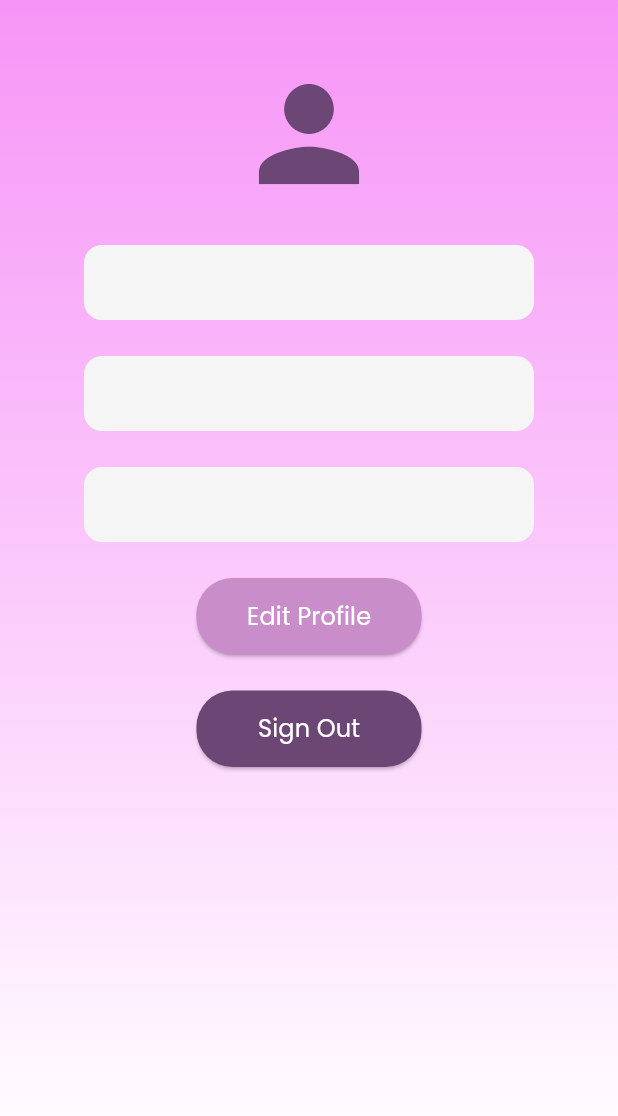
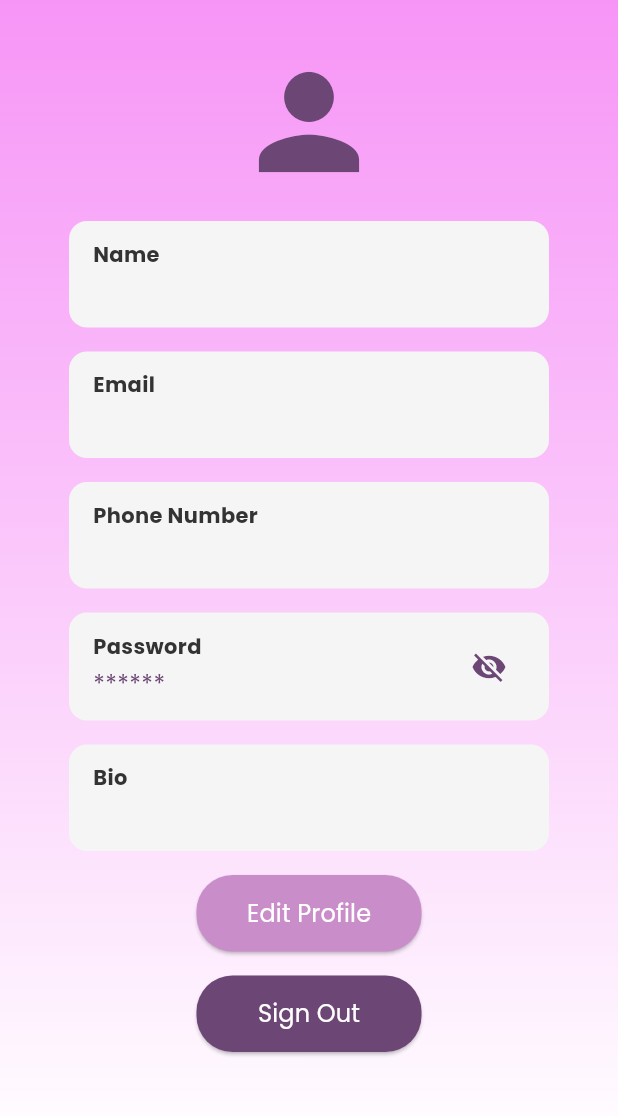
Before and after one commit to miramilhim28/hablar, a Flutter app: the SettingsScreen screen opened directly, on a phone screen of 412 x 824 dp, the part 76-1192 px from its top. Run offline on Flutter 3.47's test engine with Material 3 defaults, Android fonts, the light colour scheme and no system bars; our stand-ins replace cloud_firestore, firebase_auth, firebase_core, firebase_storage, get; missing offline and left inert: confirm_dialog; accounts and stored records are empty.

Commit message:
signup/login auth and fetch data

```diff
--- a/lib/controllers/settings_controller.dart
+++ b/lib/controllers/settings_controller.dart
@@ -1,15 +1,57 @@
 import 'package:get/get.dart';
 import 'package:flutter/material.dart';
+import 'package:cloud_firestore/cloud_firestore.dart';
+import 'package:firebase_auth/firebase_auth.dart';
 import 'package:hablar_clone/models/profile.dart';
 
-class SettingsController extends GetxController{
+class SettingsController extends GetxController {
   var selectedIndex = 4;
   var nameController = TextEditingController();
   var bioController = TextEditingController();
   var emailController = TextEditingController();
-  var profile = Profile(name: 'John Doe', email: 'test@gmail.com', password: '123456', bio: 'Test').obs;
+  var phoneController = TextEditingController();
+  var passwordController = TextEditingController();
+  var profile = Profile(name: '', email: '', password: '', bio: '', phone: '').obs;
+  var isPasswordVisible = false.obs;
+  var isLoading = true.obs;
 
-  void updateSelectedIndex(int index){
-    selectedIndex = index;
+  @override
+  void onInit() {
+    super.onInit();
+    fetchUserData();
+  }
+
+  void fetchUserData() async {
+  try {
+    isLoading.value = true;
+    final user = FirebaseAuth.instance.currentUser;
+    if (user != null) {
+      final doc = await FirebaseFirestore.instance.collection('users').doc(user.uid).get();
+      if (doc.exists) {
+        profile.value = Profile(
+          name: doc.data()?['name'] ?? '',
+          email: doc.data()?['email'] ?? '',
+          password: doc.data()?['password'] ?? '',
+          phone: doc.data()?['phone'] ?? '',
+          bio: doc.data()?['bio'] ?? '',
+        );
+      } else {
+        Get.snackbar('Error', 'No user profile found.');
+      }
+    }
+  } catch (e) {
+    Get.snackbar('Error', 'Failed to load user data: $e');
+  } finally {
+    isLoading.value = false;
   }
 }
+
+  void togglePasswordVisibility() {
+    isPasswordVisible.value = !isPasswordVisible.value;
+  }
+
+  void signOut() async {
+    await FirebaseAuth.instance.signOut();
+    Get.offAllNamed('/login');
+  }
+}
--- a/lib/models/profile.dart
+++ b/lib/models/profile.dart
@@ -3,6 +3,7 @@ class Profile{
   final String name;
   final String email;
   final String password;
+  final String phone;
   //final String photoUrl;
   final String bio;
 
@@ -10,6 +11,7 @@ class Profile{
     required this.name,
     required this.email,
     required this.password,
+    required this.phone,
     //required this.photoUrl,
     required this.bio,
   });
@@ -18,6 +20,7 @@ class Profile{
     'name': name,
     'email': email,
     'password': password,
+    'phone': phone,
     //'photoUrl': photoUrl,
     'bio': bio,
   };
--- a/lib/models/users.dart
+++ b/lib/models/users.dart
@@ -5,6 +5,8 @@ class User{
   final String email;
   final String photoUrl;
   final String bio;
+  final String password;
+  final String phone;
   final String uid;
   final List<String> contacts;
   final List<String> history;
@@ -15,6 +17,8 @@ class User{
     required this.email,
     required this.photoUrl,
     required this.bio,
+    required this.password,
+    required this.phone,
     required this.uid,
     required this.contacts,
     required this.history,
@@ -26,6 +30,8 @@ class User{
     'email': email,
     'photoUrl': photoUrl,
     'bio': bio,
+    'password': password,
+    'phone': phone,
     'uid': uid,
     'contacts': contacts,
     'history': history,
@@ -40,6 +46,8 @@ class User{
       email: snapshot['email'],
       photoUrl: snapshot['photoUrl'],
       bio: snapshot['bio'],
+      password: snapshot['password'],
+      phone: snapshot['phone'],
       uid: snapshot['uid'],
       contacts: snapshot['contacts'],
       history: snapshot['history'],
--- a/lib/resources/auth_methods.dart
+++ b/lib/resources/auth_methods.dart
@@ -38,6 +38,8 @@ class AuthMethods {
           name: name,
           email: email,
           photoUrl: '',
+          password: password,
+          phone: '',
           uid: '',
           bio: '',
           history: [],
--- a/lib/screens/home_screens/settings_screen.dart
+++ b/lib/screens/home_screens/settings_screen.dart
@@ -12,7 +12,14 @@ class SettingsScreen extends StatelessWidget {
   @override
   Widget build(BuildContext context) {
     return Scaffold(
-      body: Container(
+      body: Obx(() {
+        if (controller.isLoading.value) {
+          return const Center(child: CircularProgressIndicator());
+        } else if (controller.profile.value == null) {
+          return const Center(child: Text('Failed to load user data'));
+        } else {
+          final profile = controller.profile.value!;
+          return Container(
             decoration: BoxDecoration(
               gradient: LinearGradient(
                 begin: Alignment.topCenter,
@@ -38,65 +45,41 @@ class SettingsScreen extends StatelessWidget {
                       ),
                     ),
                   ),
-              const SizedBox(height: 24),
+                  const SizedBox(height: 16),
 
                   Icon(Icons.person, color: utils.darkPurple, size: 100),
 
-              const SizedBox(height: 24),
+                  const SizedBox(height: 16),
 
                   //name
-              SizedBox(
-                width: 300,
-                height: 50,
-                child: TextField(
-                  controller: SettingsController().nameController,
-                  decoration: InputDecoration(
-                    filled: true,
-                    fillColor: utils.lightGrey,
-                    border: OutlineInputBorder(
-                      borderRadius: BorderRadius.circular(12),
-                      borderSide: BorderSide.none,
+                  infoTile('Name', profile.name),
+                  const SizedBox(height: 16),
+
+                  //email
+                  infoTile('Email', profile.email),
+                  const SizedBox(height: 16),
+
+                  //phone number:
+                  infoTile('Phone Number', profile.phone),
+                  const SizedBox(height: 16),
+
+                  //password:
+                  infoTile(
+                    'Password',
+                    controller.isPasswordVisible.value ? profile.password : '******',
+                    trailing: IconButton(
+                      icon: Icon(
+                        controller.isPasswordVisible.value ? Icons.visibility : Icons.visibility_off,
+                        color: utils.darkPurple,
+                      ),
+                      onPressed: controller.togglePasswordVisibility,
                     ),
                   ),
-                ),
-              ),
-              const SizedBox(height: 24),
+                  const SizedBox(height: 16),
 
                   //bio
-              SizedBox(
-                width: 300,
-                height: 50,
-                child: TextField(
-                  controller: SettingsController().bioController,
-                  decoration: InputDecoration(
-                    filled: true,
-                    fillColor: utils.lightGrey,
-                    border: OutlineInputBorder(
-                      borderRadius: BorderRadius.circular(12),
-                      borderSide: BorderSide.none,
-                    ),
-                  ),
-                ),
-              ),
-              const SizedBox(height: 24),
-
-              //phoe number
-              SizedBox(
-                width: 300,
-                height: 50,
-                child: TextField(
-                  controller: SettingsController().bioController,
-                  decoration: InputDecoration(
-                    filled: true,
-                    fillColor: utils.lightGrey,
-                    border: OutlineInputBorder(
-                      borderRadius: BorderRadius.circular(12),
-                      borderSide: BorderSide.none,
-                    ),
-                  ),
-                ),
-              ),
-              const SizedBox(height: 24),
+                  infoTile('Bio', profile.bio),
+                  const SizedBox(height: 16),
 
                   //edit button:
                   SizedBox(
@@ -123,13 +106,13 @@ class SettingsScreen extends StatelessWidget {
                       ),
                     ),
                   ),
-              const SizedBox(height: 24),
+                  const SizedBox(height: 16),
 
                   //sign out button:
                   SizedBox(
                     width: 150,
                     child: ElevatedButton(
-                    onPressed: () {},
+                      onPressed: controller.signOut,
                       style: ElevatedButton.styleFrom(
                         backgroundColor: utils.darkPurple,
                         foregroundColor: utils.white,
@@ -148,11 +131,53 @@ class SettingsScreen extends StatelessWidget {
                       ),
                     ),
                   ),
-              const SizedBox(height: 24),
+                  const SizedBox(height: 16),
                 ],
-          ),
               ),
             ),
           );
         }
+      }),
+    );
   }
+}
+
+Widget infoTile(String label, String value, {Widget? trailing}){
+  return Container(
+    width: 320,
+    padding: const EdgeInsets.symmetric(vertical: 12, horizontal: 16),
+    decoration: BoxDecoration(
+      color: utils.lightGrey,
+      borderRadius: BorderRadius.circular(12),
+    ),
+    child: Row(
+      mainAxisAlignment: MainAxisAlignment.spaceBetween,
+      children: [
+        Column(
+          crossAxisAlignment: CrossAxisAlignment.start,
+          children: [
+            Text(
+              label,
+              style: const TextStyle(
+                fontFamily: 'Poppins',
+                fontSize: 14,
+                fontWeight: FontWeight.bold,
+                color: utils.darkGrey,
+              ),
+            ),
+            const SizedBox(height: 4),
+            Text(
+              value,
+              style: const TextStyle(
+                fontFamily: 'Poppins',
+                fontSize: 16,
+                color: utils.darkPurple,
+              ),
+            ),
+          ],
+        ),
+        if (trailing != null) trailing,
+      ],
+    ),
+  );
+}
```
Also changed, not shown: lib/screens/home_screens/contacts_screen.dart (+14 -4 lines), lib/screens/home_screens/edit_screen.dart (+42 -5 lines). Lines whose indentation alone changed are shown as unchanged.
